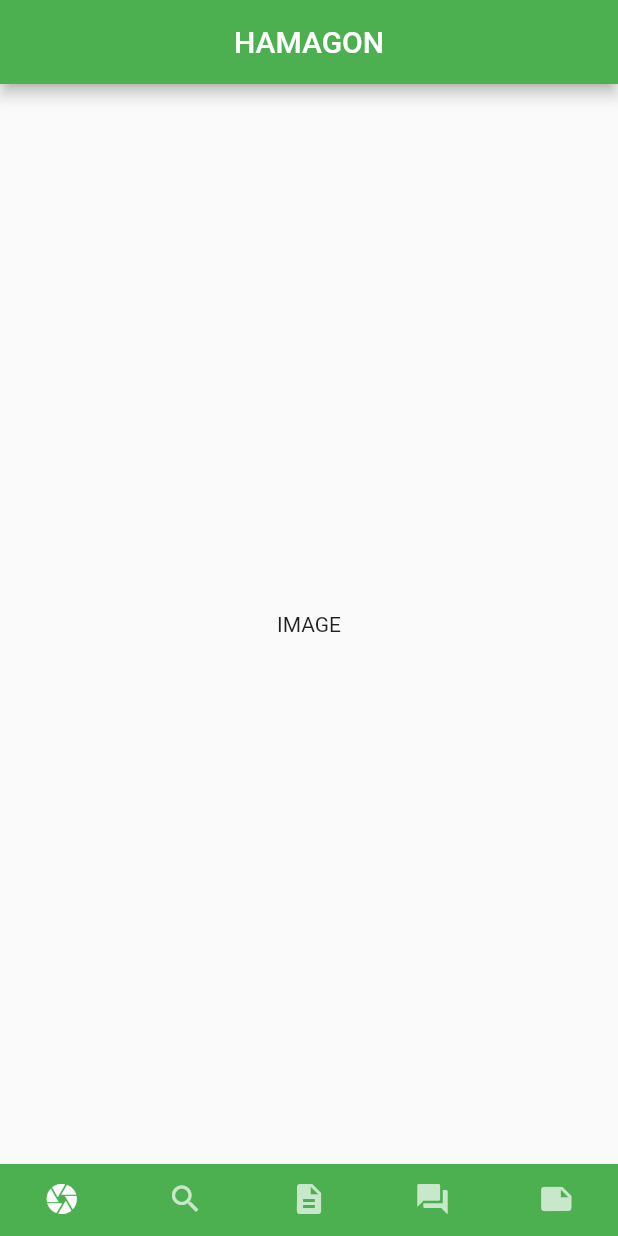
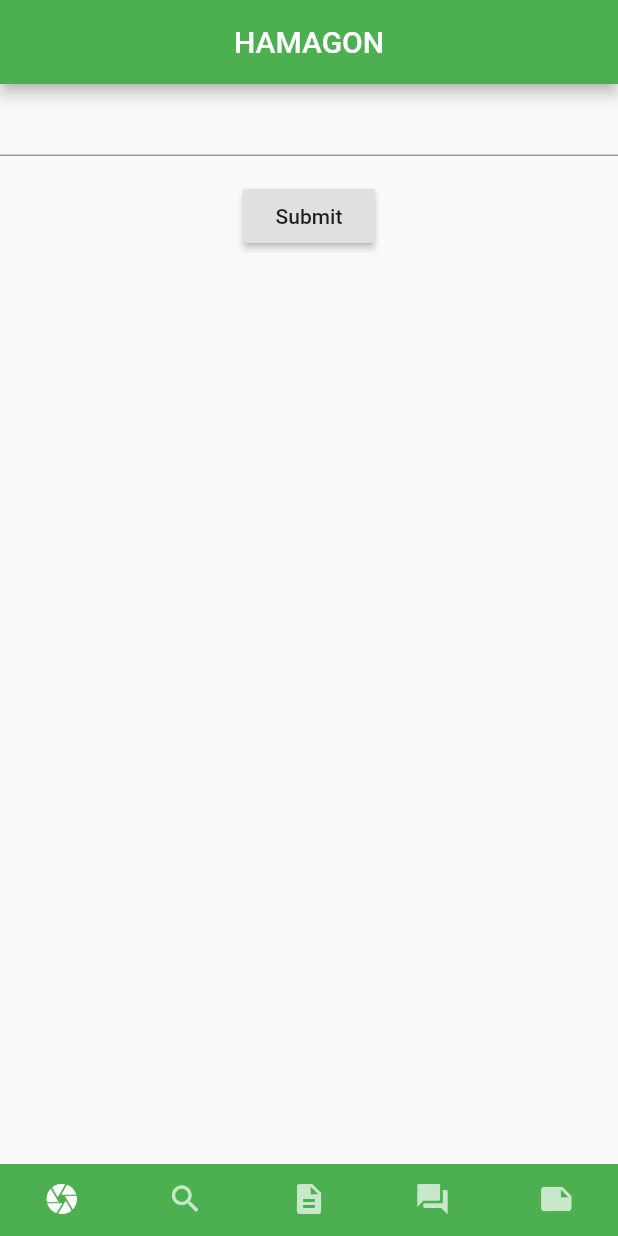
Before and after one commit to skylible/HamagonFlutter, a Flutter app: the screen it shows after launch, on a phone screen of 412 x 824 dp. Run offline on Flutter 3.47's test engine with Material 2 defaults, Android fonts, the phone set to English and light mode, and no system bars.

Commit message:
add firebase

```diff
--- a/lib/image_search/image_main.dart
+++ b/lib/image_search/image_main.dart
@@ -6,11 +6,43 @@ class ImageMain extends StatefulWidget {
 }
 
 class _ImageMainState extends State<ImageMain> {
+  final _formKey = GlobalKey<FormState>();
+
   @override
   Widget build(BuildContext context) {
     return Container(
       child: Center(
-        child: Text("IMAGE"),
+        child: Form(
+          key: _formKey,
+          child: Column(
+            crossAxisAlignment: CrossAxisAlignment.start,
+            children: <Widget>[
+              TextFormField(
+                validator: (value) {
+                  if (value.isEmpty) {
+                    return 'Please enter some text';
+                  }
+                  return null;
+                },
+              ),
+              Center(
+                child: Padding(
+                  padding: const EdgeInsets.symmetric(vertical: 16.0),
+                  child: RaisedButton(
+                    onPressed: () {
+                      // Validate will return true if the form is valid, or false if
+                      // the form is invalid.
+                      if (_formKey.currentState.validate()) {
+                        // Process data.
+                      }
+                    },
+                    child: Text('Submit'),
+                  ),
+                ),
+              ),
+            ],
+          ),
+        ),
       ),
     );
   }
--- a/pubspec.yaml
+++ b/pubspec.yaml
@@ -19,6 +19,12 @@ environment:
 dependencies:
   flutter:
     sdk: flutter
+
+  # Firebase core
+  firebase_core: ^0.4.0+9
+
+    # Add the dependency for the FlutterFire plugin for Google Analytics
+  firebase_analytics: ^4.0.2
 
   # The following adds the Cupertino Icons font to your application.
   # Use with the CupertinoIcons class for iOS style icons.
```
Also changed, not shown: lib/detail_search/detail_main.dart (+41 -1 lines), lib/name_search/name_main.dart (+49 -4 lines), pubspec.lock, 3 other files.
